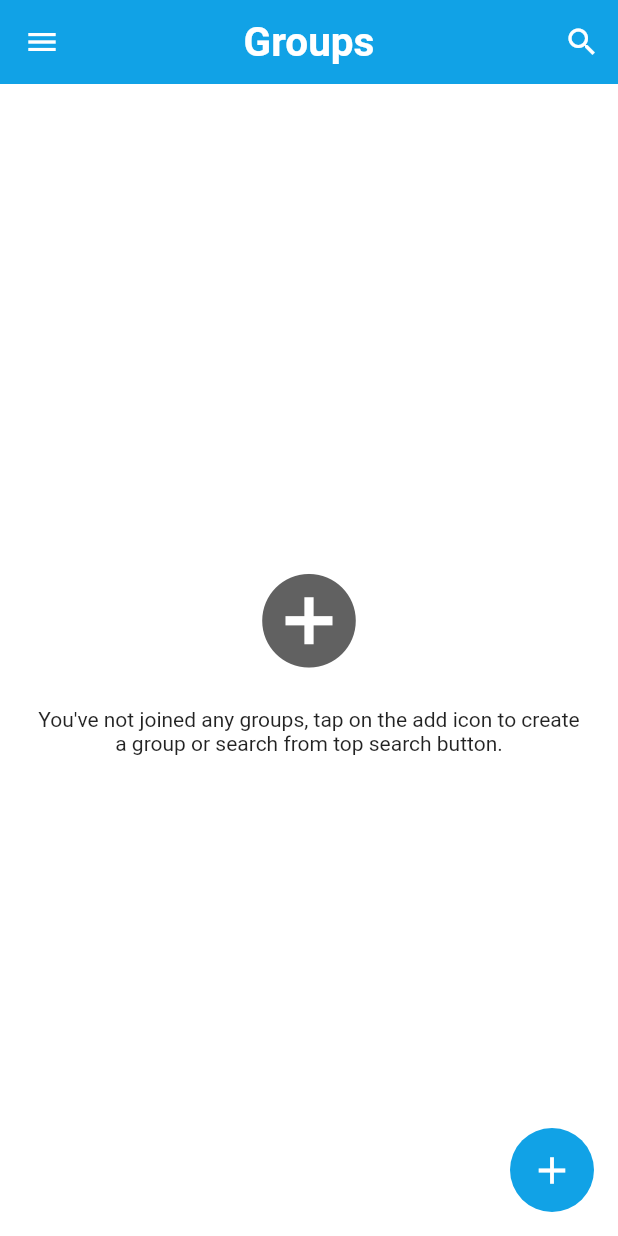
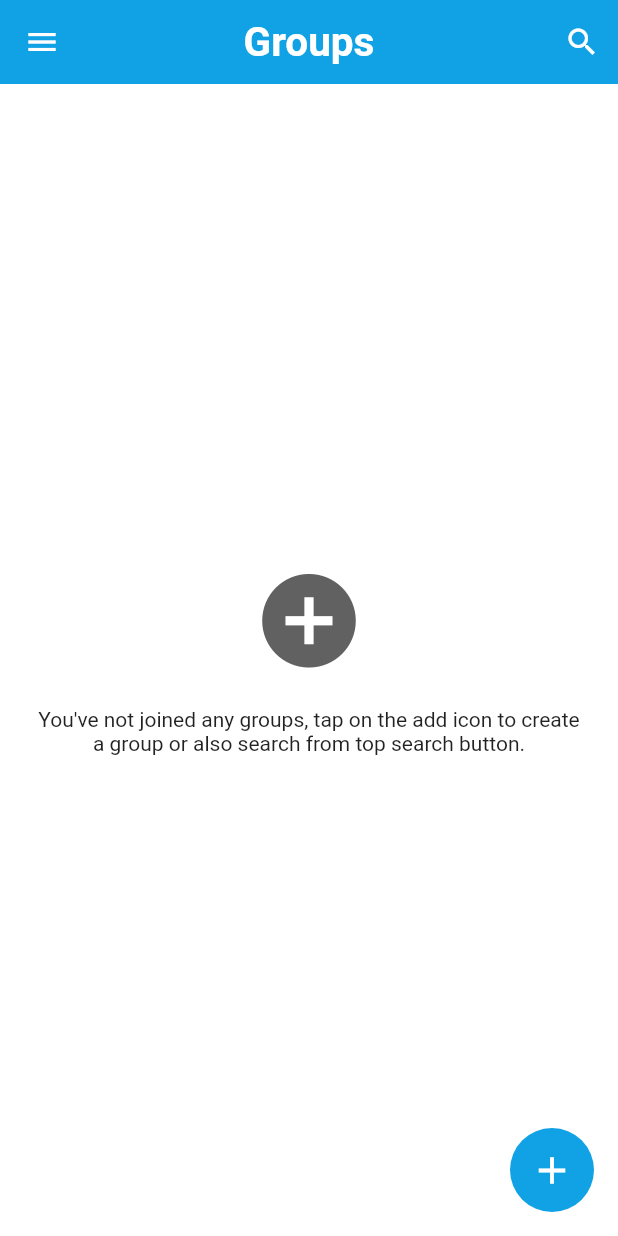
Before and after one commit to hashfx/groupie, a Flutter app: the HomePage screen opened directly, on a phone screen of 412 x 824 dp. Run offline on Flutter 3.47's test engine with Material 2 defaults, Android fonts, the phone set to English and light mode, and no system bars; our stand-ins replace cloud_firestore, firebase_auth, firebase_core, shared_preferences; accounts and stored records are empty.

Commit message:
minor required fixes

```diff
--- a/lib/pages/home_page.dart
+++ b/lib/pages/home_page.dart
@@ -1,5 +1,3 @@
-import 'package:firebase_auth/firebase_auth.dart';
-import 'package:flutter/material.dart';
 import 'package:groupie/helper/helper_function.dart';
 import 'package:groupie/pages/auth/login_page.dart';
 import 'package:groupie/pages/profile_page.dart';
@@ -8,18 +6,20 @@ import 'package:groupie/service/auth_service.dart';
 import 'package:groupie/service/database_service.dart';
 import 'package:groupie/widgets/group_tile.dart';
 import 'package:groupie/widgets/widgets.dart';
+import 'package:firebase_auth/firebase_auth.dart';
+import 'package:flutter/material.dart';
 
 class HomePage extends StatefulWidget {
-  const HomePage({super.key});
+  const HomePage({Key? key}) : super(key: key);
 
   @override
   State<HomePage> createState() => _HomePageState();
 }
 
 class _HomePageState extends State<HomePage> {
-  // get values from Shared Preferences
   String userName = "";
   String email = "";
+  AuthService authService = AuthService();
   Stream? groups;
   bool _isLoading = false;
   String groupName = "";
@@ -30,11 +30,12 @@ class _HomePageState extends State<HomePage> {
     getUserData();
   }
 
-// string manipulation
+  // get ID from group name
   String getId(String res) {
     return res.substring(0, res.indexOf("_"));
   }
 
+  // get group name from group string
   String getName(String res) {
     return res.substring(res.indexOf("_") + 1);
   }
@@ -50,8 +51,7 @@ class _HomePageState extends State<HomePage> {
         userName = val!;
       });
     });
-
-    // get snapshots in program stream
+    // getting the list of snapshots in our stream
     await DatabaseService(uid: FirebaseAuth.instance.currentUser!.uid)
         .getUserGroups()
         .then((snapshot) {
@@ -61,7 +61,6 @@ class _HomePageState extends State<HomePage> {
     });
   }
 
-  AuthService authService = AuthService(); // init auth service
   @override
   Widget build(BuildContext context) {
     return Scaffold(
@@ -81,7 +80,7 @@ class _HomePageState extends State<HomePage> {
         title: const Text(
           "Groups",
           style: TextStyle(
-              color: Colors.white, fontSize: 27, fontWeight: FontWeight.bold),
+              color: Colors.white, fontWeight: FontWeight.bold, fontSize: 27),
         ),
       ),
       drawer: Drawer(
@@ -130,7 +129,7 @@ class _HomePageState extends State<HomePage> {
             },
             contentPadding:
                 const EdgeInsets.symmetric(horizontal: 20, vertical: 5),
-            leading: const Icon(Icons.person),
+            leading: const Icon(Icons.group),
             title: const Text(
               "Profile",
               style: TextStyle(color: Colors.black),
@@ -171,9 +170,6 @@ class _HomePageState extends State<HomePage> {
                       ],
                     );
                   });
-              authService.signOut().whenComplete(() {
-                nextScreenReplace(context, const LoginPage());
-              });
             },
             contentPadding:
                 const EdgeInsets.symmetric(horizontal: 20, vertical: 5),
@@ -182,7 +178,7 @@ class _HomePageState extends State<HomePage> {
               "Logout",
               style: TextStyle(color: Colors.black),
             ),
-          ),
+          )
         ],
       )),
       body: groupList(),
@@ -213,7 +209,7 @@ class _HomePageState extends State<HomePage> {
                 textAlign: TextAlign.left,
               ),
               content: Column(
-                mainAxisSize: MainAxisSize.min,
+                mainAxisSize: MainAxisSize.min, // show minimum sized dialog box
                 children: [
                   _isLoading == true
                       ? Center(
@@ -255,6 +251,7 @@ class _HomePageState extends State<HomePage> {
                 ElevatedButton(
                   onPressed: () async {
                     if (groupName != "") {
+                      // don't create empty group with no name
                       setState(() {
                         _isLoading = true;
                       });
@@ -287,7 +284,9 @@ class _HomePageState extends State<HomePage> {
         // make some checks
         if (snapshot.hasData) {
           if (snapshot.data['groups'] != null) {
+            // if joined group(s)
             if (snapshot.data['groups'].length != 0) {
+              // is there any group present inside gorup array
               return ListView.builder(
                 itemCount: snapshot.data['groups'].length,
                 itemBuilder: (context, index) {
@@ -305,6 +304,7 @@ class _HomePageState extends State<HomePage> {
             return noGroupWidget();
           }
         } else {
+          // if data is not present or fetched
           return Center(
             child: CircularProgressIndicator(
                 color: Theme.of(context).primaryColor),
@@ -335,7 +335,7 @@ class _HomePageState extends State<HomePage> {
             height: 20,
           ),
           const Text(
-            "You've not joined any groups, tap on the add icon to create a group or search from top search button.",
+            "You've not joined any groups, tap on the add icon to create a group or also search from top search button.",
             textAlign: TextAlign.center,
           )
         ],
```
